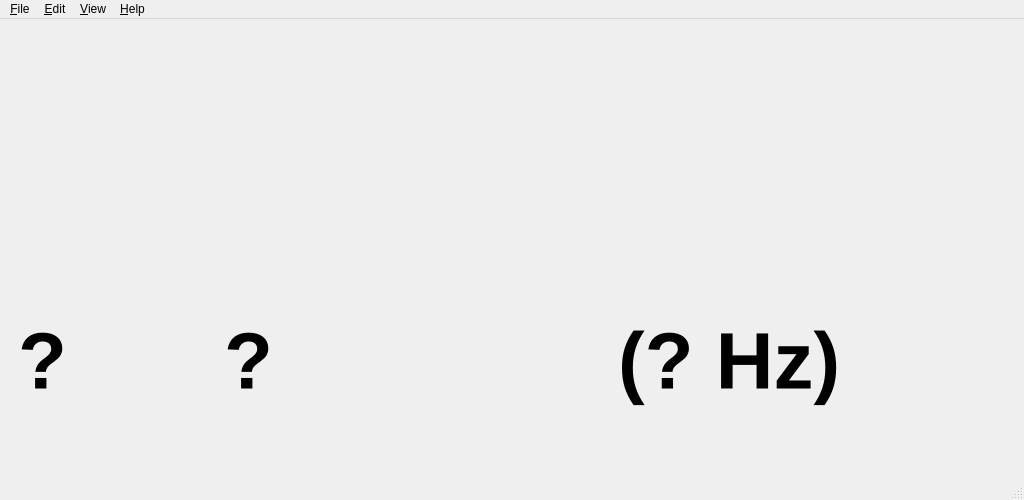
Before: the Qt Designer form src/UIMain.ui in jolange/qTuner, drawn with Qt 5.
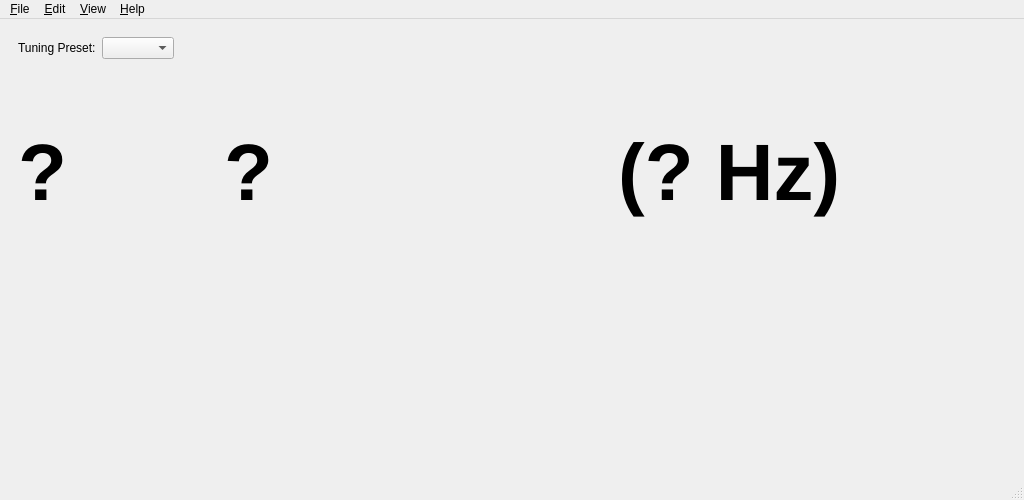
After: the same form once the commit is applied.

Commit message: tuning presets in UI

```diff
--- a/src/UIMain.ui
+++ b/src/UIMain.ui
@@ -38,6 +38,35 @@
    <layout class="QVBoxLayout" name="verticalLayout">
     <item>
      <layout class="QVBoxLayout" name="verticalLayout_2">
+      <item>
+       <widget class="QWidget" name="widget_2" native="true">
+        <layout class="QHBoxLayout" name="horizontalLayout_3">
+         <item>
+          <widget class="QLabel" name="label">
+           <property name="text">
+            <string>Tuning Preset:</string>
+           </property>
+          </widget>
+         </item>
+         <item>
+          <widget class="QComboBox" name="cbPresets"/>
+         </item>
+         <item>
+          <spacer name="horizontalSpacer_3">
+           <property name="orientation">
+            <enum>Qt::Horizontal</enum>
+           </property>
+           <property name="sizeHint" stdset="0">
+            <size>
+             <width>40</width>
+             <height>20</height>
+            </size>
+           </property>
+          </spacer>
+         </item>
+        </layout>
+       </widget>
+      </item>
       <item>
        <widget class="QWidget" name="widget" native="true">
         <layout class="QHBoxLayout" name="horizontalLayout_2">
@@ -133,6 +162,19 @@
       </item>
      </layout>
     </item>
+    <item>
+     <spacer name="verticalSpacer">
+      <property name="orientation">
+       <enum>Qt::Vertical</enum>
+      </property>
+      <property name="sizeHint" stdset="0">
+       <size>
+        <width>20</width>
+        <height>40</height>
+       </size>
+      </property>
+     </spacer>
+    </item>
    </layout>
   </widget>
   <widget class="QMenuBar" name="menubar">
```
The commit also changes 4 other files.
